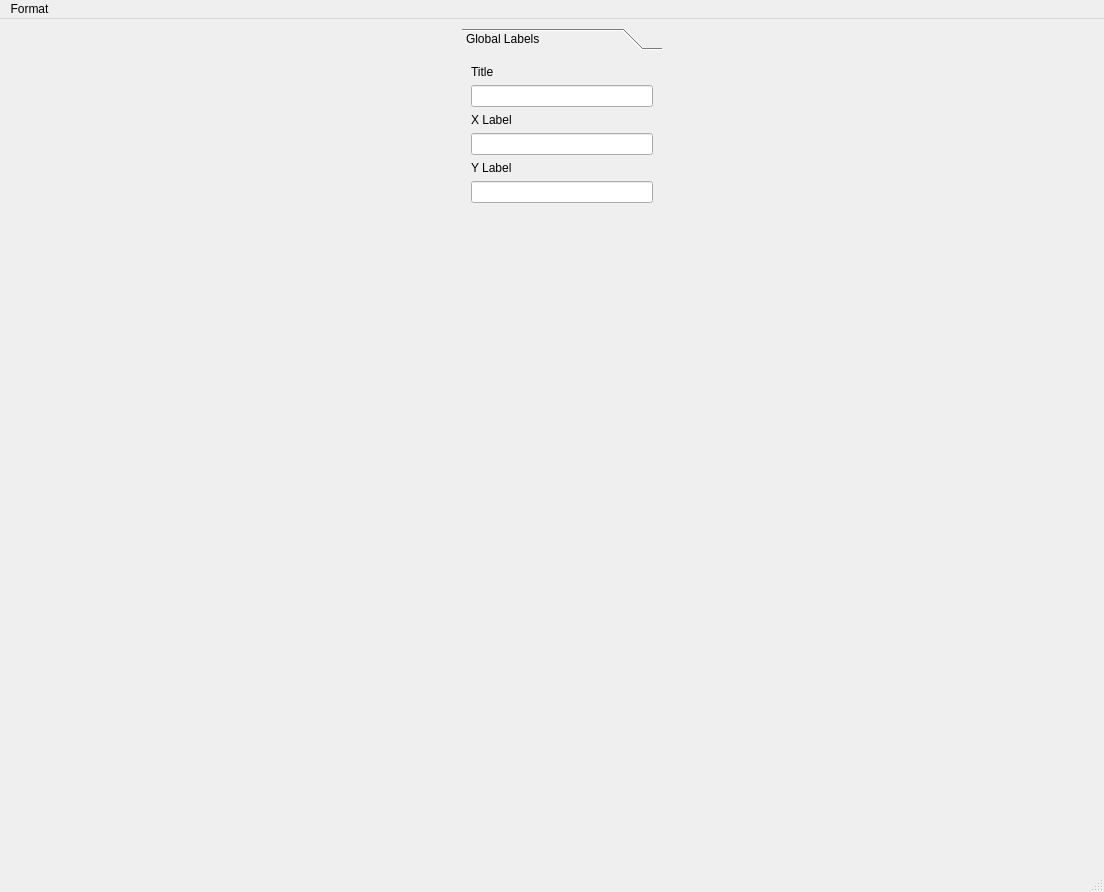
The window that sciplot/ui/qt5-creator/ui_Plotter.ui (CCampJr/SciPlot-PyQt) describes before a commit, drawn with Qt 5.
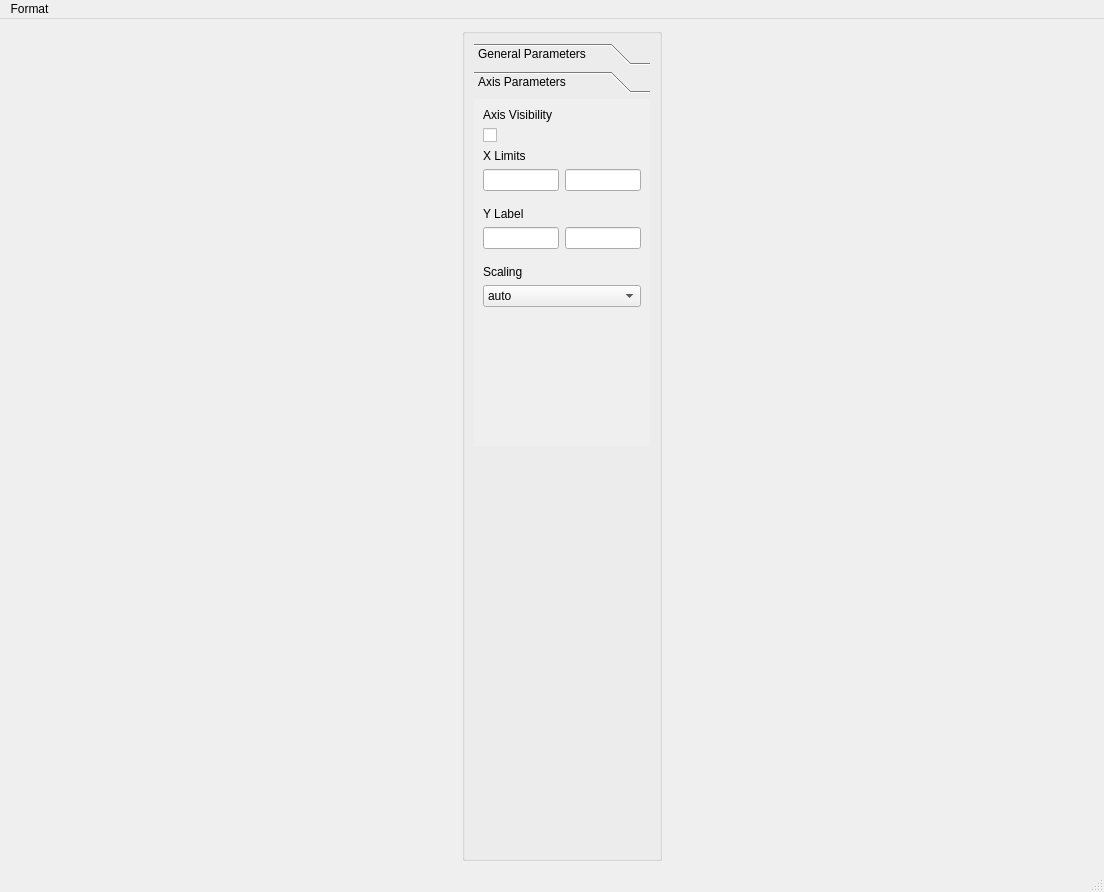
The same window after the commit. The open tabs and pages were chosen to show the change.

Commit message: Added axis properties and removed global aspect-- now untracked

```diff
--- a/sciplot/ui/qt5-creator/ui_Plotter.ui
+++ b/sciplot/ui/qt5-creator/ui_Plotter.ui
@@ -15,7 +15,42 @@
   </property>
   <widget class="QWidget" name="centralwidget">
    <layout class="QGridLayout" name="gridLayout">
+    <item row="0" column="0">
+     <layout class="QVBoxLayout" name="verticalLayout">
+      <item>
+       <spacer name="verticalSpacer">
+        <property name="orientation">
+         <enum>Qt::Vertical</enum>
+        </property>
+        <property name="sizeHint" stdset="0">
+         <size>
+          <width>20</width>
+          <height>40</height>
+         </size>
+        </property>
+       </spacer>
+      </item>
+     </layout>
+    </item>
     <item row="0" column="1">
+     <widget class="QGroupBox" name="groupBox">
+      <property name="sizePolicy">
+       <sizepolicy hsizetype="Fixed" vsizetype="Preferred">
+        <horstretch>0</horstretch>
+        <verstretch>0</verstretch>
+       </sizepolicy>
+      </property>
+      <property name="maximumSize">
+       <size>
+        <width>200</width>
+        <height>16777215</height>
+       </size>
+      </property>
+      <property name="title">
+       <string/>
+      </property>
+      <layout class="QVBoxLayout" name="verticalLayout_5">
+       <item>
      <widget class="QToolBox" name="toolBox">
       <property name="sizePolicy">
        <sizepolicy hsizetype="Fixed" vsizetype="Preferred">
@@ -32,17 +67,17 @@
       <property name="currentIndex">
        <number>0</number>
       </property>
-      <widget class="QWidget" name="GlobalLabels">
+         <widget class="QWidget" name="GeneralParameters">
        <property name="geometry">
         <rect>
          <x>0</x>
          <y>0</y>
-         <width>200</width>
-         <height>788</height>
+            <width>176</width>
+            <height>332</height>
         </rect>
        </property>
        <attribute name="label">
-        <string>Global Labels</string>
+           <string>General Parameters</string>
        </attribute>
        <layout class="QGridLayout" name="gridLayout_2">
         <item row="0" column="0">
@@ -78,6 +113,29 @@
            <widget class="QLineEdit" name="lineEditYLabel"/>
           </item>
           <item>
+              <widget class="QLabel" name="label_4">
+               <property name="text">
+                <string>Aspect Ratio</string>
+               </property>
+              </widget>
+             </item>
+             <item>
+              <widget class="QComboBox" name="comboBoxAspect">
+               <item>
+                <property name="text">
+                 <string>auto</string>
+                </property>
+               </item>
+               <item>
+                <property name="text">
+                 <string>equal</string>
+                </property>
+               </item>
+              </widget>
+             </item>
+            </layout>
+           </item>
+           <item row="1" column="0">
            <spacer name="verticalSpacer_2">
             <property name="orientation">
              <enum>Qt::Vertical</enum>
@@ -91,15 +149,106 @@
            </spacer>
           </item>
          </layout>
-        </item>
-       </layout>
-      </widget>
-     </widget>
-    </item>
+         </widget>
+         <widget class="QWidget" name="AxisParameters">
+          <attribute name="label">
+           <string>Axis Parameters</string>
+          </attribute>
+          <layout class="QGridLayout" name="gridLayout_3">
     <item row="0" column="0">
-     <layout class="QVBoxLayout" name="verticalLayout">
+            <layout class="QVBoxLayout" name="verticalLayout_3">
       <item>
-       <spacer name="verticalSpacer">
+              <widget class="QLabel" name="label_5">
+               <property name="text">
+                <string>Axis Visibility</string>
+               </property>
+              </widget>
+             </item>
+             <item>
+              <widget class="QCheckBox" name="checkBoxAxisVisible">
+               <property name="text">
+                <string/>
+               </property>
+              </widget>
+             </item>
+             <item>
+              <widget class="QLabel" name="label_6">
+               <property name="text">
+                <string>X Limits</string>
+               </property>
+              </widget>
+             </item>
+             <item>
+              <layout class="QHBoxLayout" name="horizontalLayout">
+               <property name="bottomMargin">
+                <number>10</number>
+               </property>
+               <item>
+                <widget class="QLineEdit" name="lineEditXLimMin"/>
+               </item>
+               <item>
+                <widget class="QLineEdit" name="lineEditXLimMax"/>
+               </item>
+              </layout>
+             </item>
+             <item>
+              <widget class="QLabel" name="label_7">
+               <property name="text">
+                <string>Y Label</string>
+               </property>
+              </widget>
+             </item>
+             <item>
+              <layout class="QHBoxLayout" name="horizontalLayout_2">
+               <property name="bottomMargin">
+                <number>10</number>
+               </property>
+               <item>
+                <widget class="QLineEdit" name="lineEditYLimMin"/>
+               </item>
+               <item>
+                <widget class="QLineEdit" name="lineEditYLimMax"/>
+               </item>
+              </layout>
+             </item>
+             <item>
+              <widget class="QLabel" name="label_8">
+               <property name="text">
+                <string>Scaling</string>
+               </property>
+              </widget>
+             </item>
+             <item>
+              <widget class="QComboBox" name="comboBoxAxisScaling">
+               <item>
+                <property name="text">
+                 <string>auto</string>
+                </property>
+               </item>
+               <item>
+                <property name="text">
+                 <string>equal</string>
+                </property>
+               </item>
+               <item>
+                <property name="text">
+                 <string>tight</string>
+                </property>
+               </item>
+               <item>
+                <property name="text">
+                 <string>image</string>
+                </property>
+               </item>
+               <item>
+                <property name="text">
+                 <string>square</string>
+                </property>
+               </item>
+              </widget>
+             </item>
+             <item>
+              <spacer name="verticalSpacer_3">
         <property name="orientation">
          <enum>Qt::Vertical</enum>
         </property>
@@ -112,6 +261,26 @@
        </spacer>
       </item>
      </layout>
+           </item>
+          </layout>
+         </widget>
+        </widget>
+       </item>
+       <item>
+        <spacer name="verticalSpacer_5">
+         <property name="orientation">
+          <enum>Qt::Vertical</enum>
+         </property>
+         <property name="sizeHint" stdset="0">
+          <size>
+           <width>20</width>
+           <height>40</height>
+          </size>
+         </property>
+        </spacer>
+       </item>
+      </layout>
+     </widget>
     </item>
    </layout>
   </widget>
```
Lines whose indentation alone changed are shown as unchanged. The commit also changes 2 other files.
